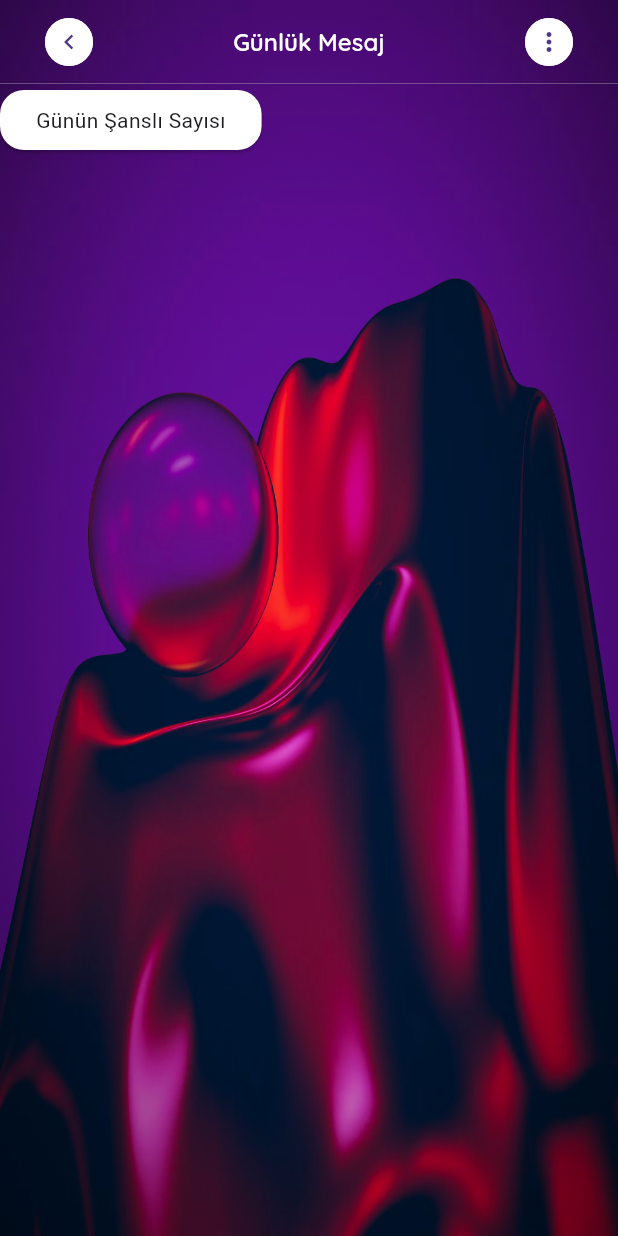
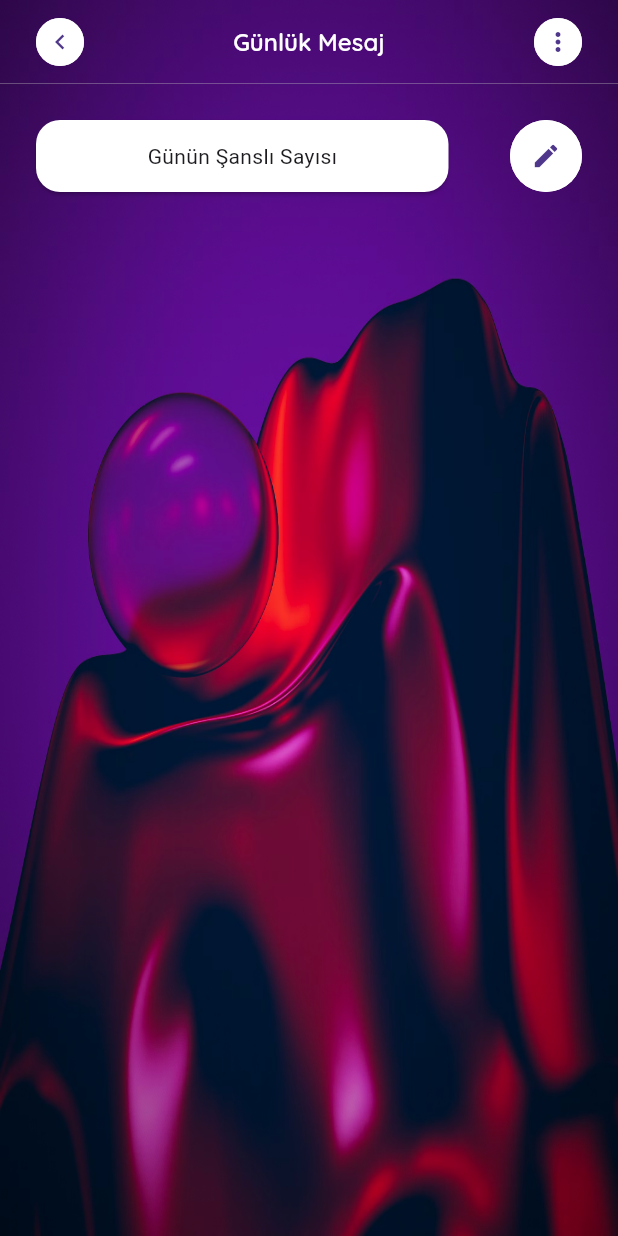
Before and after one commit to MertSaygili/mm_case, a Flutter app: the screen it shows after launch, on a phone screen of 412 x 824 dp. Run offline on Flutter 3.47's test engine with Material 3 defaults, Android fonts, the phone set to English and light mode, and no system bars; our stand-ins replace go_router, google_fonts.

Commit message:
feature: custom_long_button added

```diff
--- a/lib/app/constants/app_icons.dart
+++ b/lib/app/constants/app_icons.dart
@@ -4,4 +4,5 @@ import 'package:flutter/material.dart';
 final class AppIcons {
   static const IconData goBackIcon = Icons.chevron_left;
   static const IconData tileIcon = Icons.more_vert;
+  static const IconData editIcon = Icons.edit;
 }
--- a/lib/app/extension/context_extension.dart
+++ b/lib/app/extension/context_extension.dart
@@ -122,4 +122,5 @@ extension ContextExtension on BuildContext {
   // radius
   double get logoRadius => 100;
   double get radiusButtonSizeMedium => 32;
+  double get radiusButtonSizeHigh => 48;
 }
--- a/lib/presentation/inspiration/view/inspiration_screen.dart
+++ b/lib/presentation/inspiration/view/inspiration_screen.dart
@@ -4,11 +4,12 @@ import 'package:mm_case/app/constants/app_strings.dart';
 import 'package:mm_case/app/extension/context_extension.dart';
 import 'package:mm_case/presentation/widgets/appbar/custom_appbar.dart';
 import 'package:mm_case/presentation/widgets/buttons/custom_appbar_back_button.dart';
-import 'package:mm_case/presentation/widgets/buttons/custom_elevated_button.dart';
 import 'package:mm_case/presentation/widgets/buttons/custom_icon_button.dart';
+import 'package:mm_case/presentation/widgets/buttons/custom_long_elevated_button.dart';
 import 'package:mm_case/presentation/widgets/images/background_image.dart';
 
 part './widgets/menu_button.dart';
+part './widgets/row_buttons.dart';
 
 class InspirationScreen extends StatelessWidget {
   const InspirationScreen({super.key});
@@ -25,10 +26,13 @@ class InspirationScreen extends StatelessWidget {
             leading: CustomAppbarBackButton(),
             actions: [MenuButton()],
           ),
-          body: Column(
-            children: [
-              CustomLongElevatedButton(callbackAction: () {}, text: AppStrings.dayLuckyCount),
-            ],
+          body: Padding(
+            padding: context.paddingPage,
+            child: const Column(
+              children: [
+                RowButtons(),
+              ],
+            ),
           ),
         ),
       ],
--- a/lib/presentation/inspiration/view/widgets/menu_button.dart
+++ b/lib/presentation/inspiration/view/widgets/menu_button.dart
@@ -5,13 +5,10 @@ class MenuButton extends StatelessWidget {
 
   @override
   Widget build(BuildContext context) {
-    return Padding(
-      padding: const EdgeInsets.all(6),
-      child: CustomIconButton(
-        icon: AppIcons.tileIcon,
-        onPressed: () {},
-        buttonSize: context.radiusButtonSizeMedium,
-      ),
+    return CustomIconButton(
+      icon: AppIcons.tileIcon,
+      onPressed: () {},
+      buttonSize: context.radiusButtonSizeMedium,
     );
   }
 }
--- /dev/null
+++ b/lib/presentation/inspiration/view/widgets/row_buttons.dart
@@ -0,0 +1,23 @@
+part of '../inspiration_screen.dart';
+
+class RowButtons extends StatelessWidget {
+  const RowButtons({super.key});
+
+  @override
+  Widget build(BuildContext context) {
+    return Row(
+      mainAxisAlignment: MainAxisAlignment.spaceBetween,
+      crossAxisAlignment: CrossAxisAlignment.center,
+      children: [
+        CustomLongElevatedButton(callbackAction: () {}, text: AppStrings.dayLuckyCount),
+        CustomIconButton(
+          icon: AppIcons.editIcon,
+          onPressed: () {},
+          backgroundColor: context.whiteColor,
+          iconSize: context.iconSizeMedium,
+          buttonSize: context.radiusButtonSizeHigh,
+        )
+      ],
+    );
+  }
+}
--- a/lib/presentation/widgets/buttons/custom_appbar_back_button.dart
+++ b/lib/presentation/widgets/buttons/custom_appbar_back_button.dart
@@ -11,13 +11,10 @@ class CustomAppbarBackButton extends StatelessWidget {
 
   @override
   Widget build(BuildContext context) {
-    return Padding(
-      padding: const EdgeInsets.all(6),
-      child: CustomIconButton(
-        icon: AppIcons.goBackIcon,
-        onPressed: () => backAction ?? context.pop(),
-        buttonSize: context.radiusButtonSizeMedium,
-      ),
+    return CustomIconButton(
+      icon: AppIcons.goBackIcon,
+      onPressed: () => backAction ?? context.pop(),
+      buttonSize: context.radiusButtonSizeMedium,
     );
   }
 }
--- a/lib/presentation/widgets/buttons/custom_elevated_button.dart
+++ /dev/null
@@ -1,40 +0,0 @@
-import 'package:flutter/material.dart';
-import 'package:mm_case/app/extension/context_extension.dart';
-
-class CustomLongElevatedButton extends StatelessWidget {
-  const CustomLongElevatedButton({required this.callbackAction, required this.text, super.key, this.iconData, this.iconColor, this.textColor});
-
-  final VoidCallback callbackAction;
-  final String text;
-  final IconData? iconData;
-  final Color? iconColor;
-  final Color? textColor;
-
-  @override
-  Widget build(BuildContext context) {
-    return SizedBox(
-      child: ElevatedButton(
-        style: ElevatedButton.styleFrom(
-          foregroundColor: context.blackColor,
-          backgroundColor: context.whiteColor,
-          shape: RoundedRectangleBorder(borderRadius: context.borderRadiusHigh),
-        ),
-        focusNode: FocusNode(),
-        onPressed: callbackAction,
-        child: iconData == null
-            ? Text(text, style: context.bodyMedium.copyWith(color: textColor))
-            : Row(
-                children: [
-                  Icon(iconData, color: iconColor),
-                  Text(
-                    text,
-                    style: context.bodyMedium.copyWith(
-                      color: textColor,
-                    ),
-                  ),
-                ],
-              ),
-      ),
-    );
-  }
-}
--- /dev/null
+++ b/lib/presentation/widgets/buttons/custom_long_elevated_button.dart
@@ -0,0 +1,40 @@
+import 'package:flutter/material.dart';
+import 'package:mm_case/app/extension/context_extension.dart';
+
+class CustomLongElevatedButton extends StatelessWidget {
+  const CustomLongElevatedButton({required this.callbackAction, required this.text, super.key, this.iconData, this.iconColor, this.textColor});
+
+  final VoidCallback callbackAction;
+  final String text;
+  final IconData? iconData;
+  final Color? iconColor;
+  final Color? textColor;
+
+  @override
+  Widget build(BuildContext context) {
+    return ElevatedButton(
+      style: ElevatedButton.styleFrom(
+        foregroundColor: context.blackColor,
+        backgroundColor: context.whiteColor,
+        shape: RoundedRectangleBorder(borderRadius: context.borderRadiusHigh),
+        minimumSize: const Size(275, 48),
+      ),
+      focusNode: FocusNode(),
+      onPressed: callbackAction,
+      child: iconData == null
+          ? Text(text, style: context.bodyMedium.copyWith(color: textColor))
+          : Row(
+              children: [
+                Icon(iconData, color: iconColor),
+                Text(
+                  text,
+                  style: context.titleSmall.copyWith(
+                    fontSize: context.fontSize16,
+                    fontWeight: FontWeight.w600,
+                  ),
+                ),
+              ],
+            ),
+    );
+  }
+}
```
